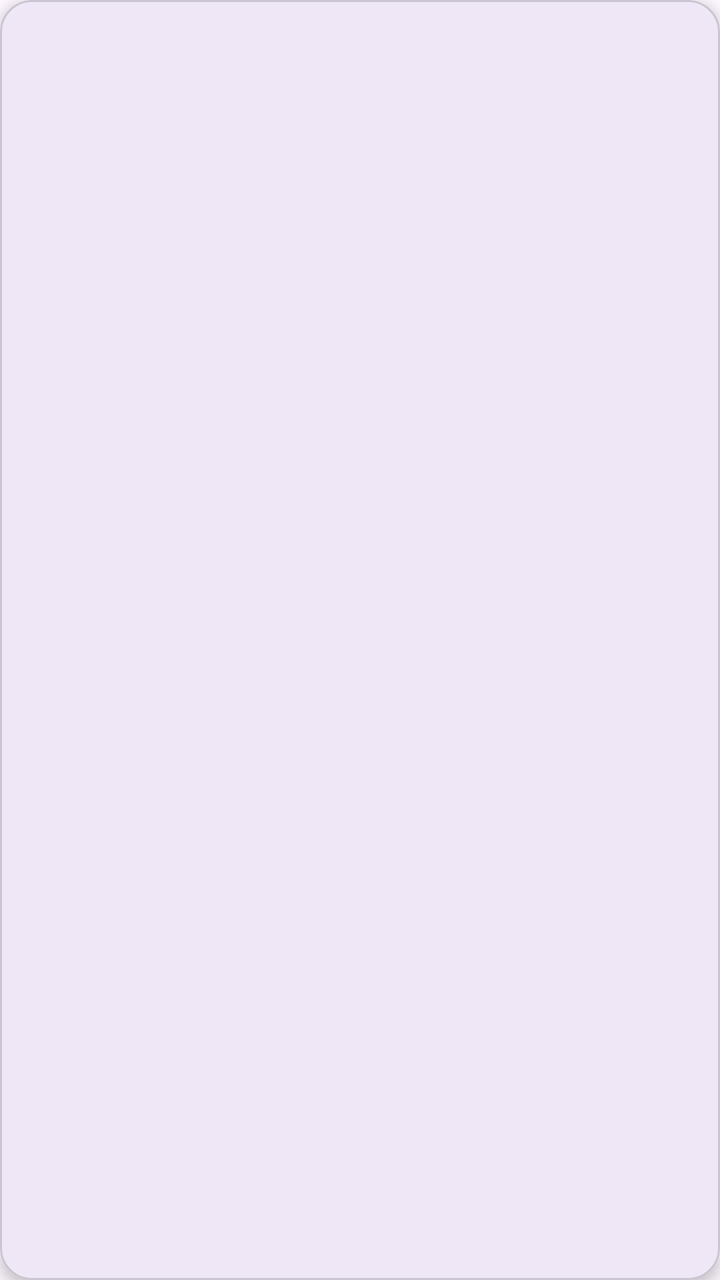
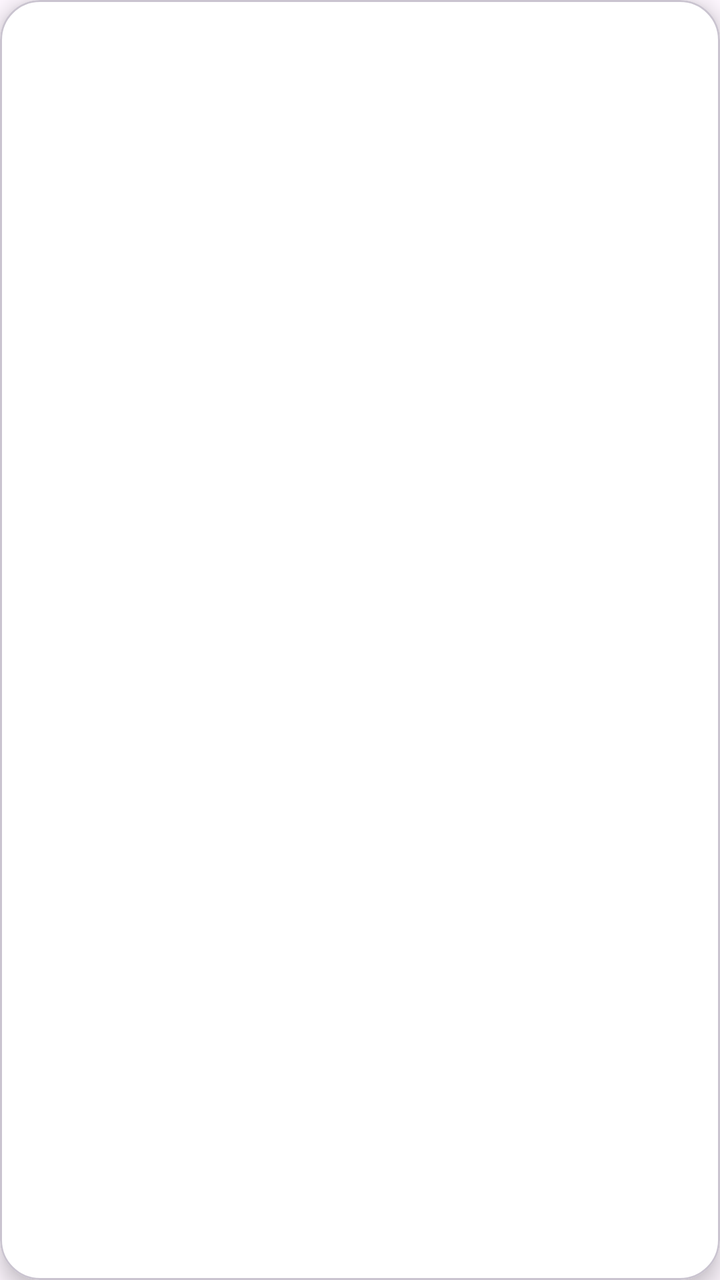

Two renders of the same Android screen: before a commit and after it. Below are the layout's source before the change and the commit's diff.
<!-- AndroidManifest.xml: application theme Theme.WalletMateTracker -->
<!-- res/layout/item_recommendation.xml -->
<?xml version="1.0" encoding="utf-8"?>
<com.google.android.material.card.MaterialCardView
    xmlns:android="http://schemas.android.com/apk/res/android"
    xmlns:app="http://schemas.android.com/apk/res-auto"
    android:layout_width="match_parent"
    android:layout_height="wrap_content"
    android:layout_marginBottom="12dp"
    app:cardCornerRadius="16dp"
    app:cardElevation="4dp">

    <LinearLayout
        android:layout_width="match_parent"
        android:layout_height="wrap_content"
        android:padding="16dp"
        android:orientation="vertical">

        <TextView
            android:id="@+id/tvTitle"
            android:textSize="16sp"
            android:textStyle="bold"
            android:textColor="#3E4045"
            android:layout_width="wrap_content"
            android:layout_height="wrap_content"/>

        <TextView
            android:id="@+id/tvDescription"
            android:textSize="14sp"
            android:textColor="#51545A"
            android:layout_marginTop="6dp"
            android:layout_width="wrap_content"
            android:layout_height="wrap_content"/>

    </LinearLayout>

</com.google.android.material.card.MaterialCardView>
<!-- resources referenced by this layout -->
<resources>
  <style name="Theme.WalletMateTracker" parent="Base.Theme.WalletMateTracker" />
  <style name="Base.Theme.WalletMateTracker" parent="Theme.Material3.DayNight.NoActionBar">
          
          
      </style>
</resources>

<!-- the commit's change to res/layout/item_recommendation.xml (unified diff, before → after) -->
@@ -1,22 +1,22 @@
-<?xml version="1.0" encoding="utf-8"?>
 <com.google.android.material.card.MaterialCardView
     xmlns:android="http://schemas.android.com/apk/res/android"
     xmlns:app="http://schemas.android.com/apk/res-auto"
     android:layout_width="match_parent"
     android:layout_height="wrap_content"
-    android:layout_marginBottom="12dp"
-    app:cardCornerRadius="16dp"
-    app:cardElevation="4dp">
+    android:layout_marginBottom="16dp"
+    app:cardCornerRadius="20dp"
+    app:cardElevation="6dp"
+    android:backgroundTint="@android:color/white">
 
     <LinearLayout
+        android:padding="20dp"
+        android:orientation="vertical"
         android:layout_width="match_parent"
-        android:layout_height="wrap_content"
-        android:padding="16dp"
-        android:orientation="vertical">
+        android:layout_height="wrap_content">
 
         <TextView
             android:id="@+id/tvTitle"
-            android:textSize="16sp"
+            android:textSize="18sp"
             android:textStyle="bold"
             android:textColor="#3E4045"
             android:layout_width="wrap_content"
@@ -24,9 +24,9 @@
 
         <TextView
             android:id="@+id/tvDescription"
-            android:textSize="14sp"
+            android:textSize="15sp"
             android:textColor="#51545A"
-            android:layout_marginTop="6dp"
+            android:layout_marginTop="8dp"
             android:layout_width="wrap_content"
             android:layout_height="wrap_content"/>
 
